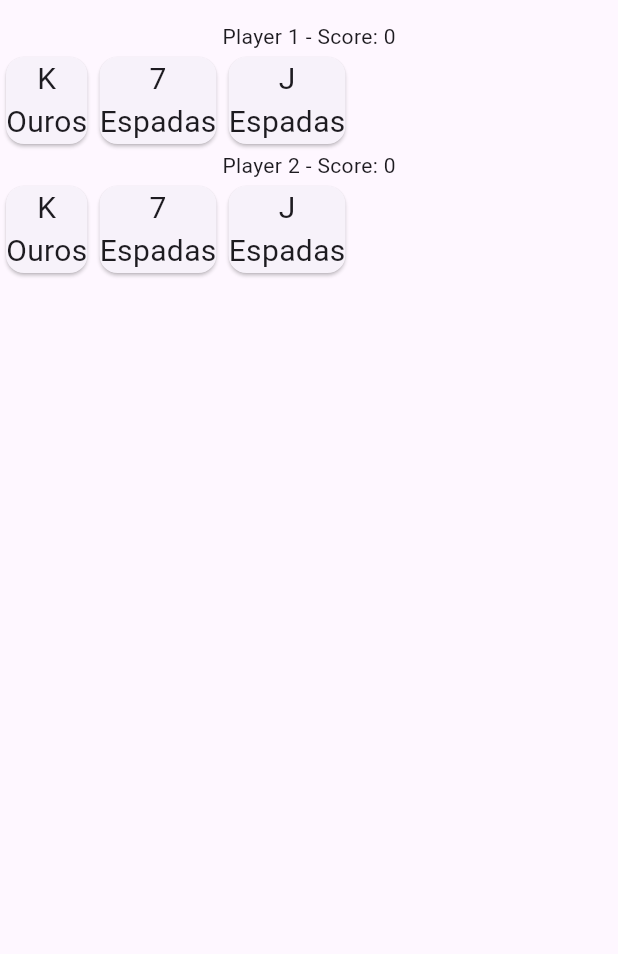
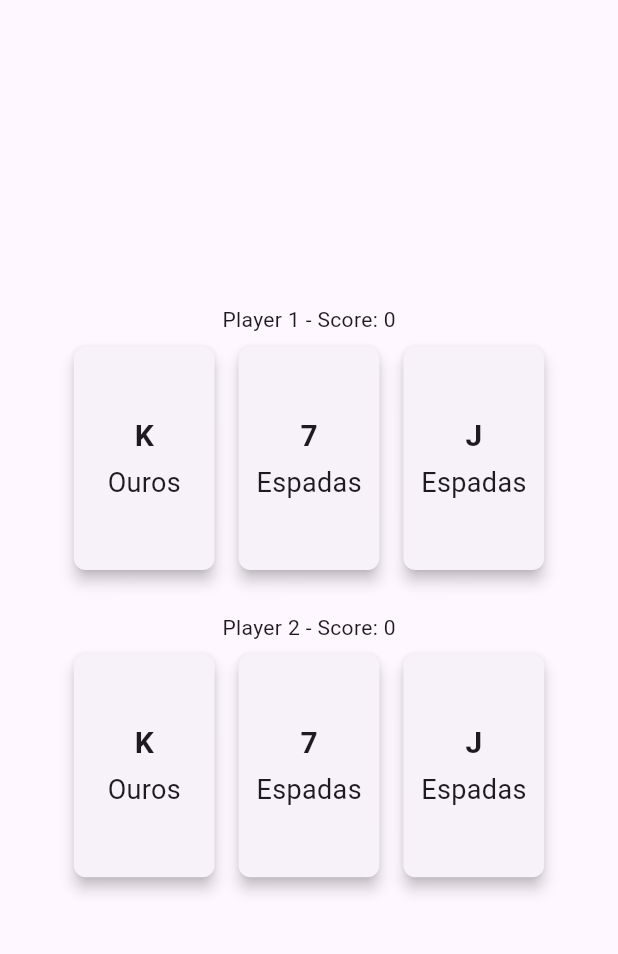
Before and after one commit to E-truco/fluttertest, a Flutter app: the GameScreen screen opened directly, on a phone screen of 412 x 824 dp, the part 63-1017 px from its top. Run offline on Flutter 3.47's test engine with Material 3 defaults, Android fonts, the phone set to English and light mode, and no system bars; our stand-ins replace audioplayers, go_router, shared_preferences; accounts and stored records are empty; statements that could not run were skipped.

Commit message:
UI changes

```diff
--- a/trucoapp/lib/screens/game_screen.dart
+++ b/trucoapp/lib/screens/game_screen.dart
@@ -28,14 +28,19 @@ class _GameScreenState extends State<GameScreen> {
 
   @override
   Widget build(BuildContext context) {
+    double cardHeight = MediaQuery.of(context).size.height / 5;
+    double cardWidth = cardHeight / 1.5;
+
     return Scaffold(
       appBar: AppBar(
         title: Text('Truco Paulista'),
       ),
       body: Column(
+        mainAxisAlignment: MainAxisAlignment.center,
         children: <Widget>[
           Text('${gameState.player1.name} - Score: ${gameState.player1.score}'),
           Row(
+            mainAxisAlignment: MainAxisAlignment.center,
             children: gameState.player1.hand
                 .map((card) => GestureDetector(
                       onTap: () {
@@ -43,12 +48,18 @@ class _GameScreenState extends State<GameScreen> {
                           playCard(gameState.player1.hand.indexOf(card));
                         }
                       },
-                      child: CardWidget(card: card),
+                      child: SizedBox(
+                        height: cardHeight,
+                        width: cardWidth,
+                        child: CardWidget(card: card),
+                      ),
                     ))
                 .toList(),
           ),
+          SizedBox(height: 20),
           Text('${gameState.player2.name} - Score: ${gameState.player2.score}'),
           Row(
+            mainAxisAlignment: MainAxisAlignment.center,
             children: gameState.player2.hand
                 .map((card) => GestureDetector(
                       onTap: () {
@@ -56,7 +67,11 @@ class _GameScreenState extends State<GameScreen> {
                           playCard(gameState.player2.hand.indexOf(card));
                         }
                       },
-                      child: CardWidget(card: card),
+                      child: SizedBox(
+                        height: cardHeight,
+                        width: cardWidth,
+                        child: CardWidget(card: card),
+                      ),
                     ))
                 .toList(),
           ),
--- a/trucoapp/lib/widgets/card_widget.dart
+++ b/trucoapp/lib/widgets/card_widget.dart
@@ -1,20 +1,49 @@
 import 'package:flutter/material.dart';
 import '../models/card.dart' as game;
 
-class CardWidget extends StatelessWidget {
+class CardWidget extends StatefulWidget {
   final game.Card card;
 
   CardWidget({required this.card});
 
   @override
+  _CardWidgetState createState() => _CardWidgetState();
+}
+
+class _CardWidgetState extends State<CardWidget> with SingleTickerProviderStateMixin {
+  bool _isSelected = false;
+
+  @override
   Widget build(BuildContext context) {
-    return Card(
-      child: Column(
-        mainAxisSize: MainAxisSize.min,
-        children: <Widget>[
-          Text(card.rank, style: TextStyle(fontSize: 20)),
-          Text(card.suit, style: TextStyle(fontSize: 20)),
-        ],
+    return GestureDetector(
+      onTap: () {
+        setState(() {
+          _isSelected = !_isSelected;
+        });
+      },
+      child: AnimatedContainer(
+        duration: Duration(milliseconds: 300),
+        margin: EdgeInsets.all(4.0),
+        transform: _isSelected ? Matrix4.translationValues(0, -10, 0) : Matrix4.identity(),
+        child: Card(
+          elevation: 4.0,
+          shape: RoundedRectangleBorder(
+            borderRadius: BorderRadius.circular(8.0),
+          ),
+          child: Container(
+            width: 60,
+            height: 90,
+            alignment: Alignment.center,
+            child: Column(
+              mainAxisSize: MainAxisSize.min,
+              children: <Widget>[
+                Text(widget.card.rank, style: TextStyle(fontSize: 20, fontWeight: FontWeight.bold)),
+                SizedBox(height: 4),
+                Text(widget.card.suit, style: TextStyle(fontSize: 18)),
+              ],
+            ),
+          ),
+        ),
       ),
     );
   }
--- a/trucoapp/pubspec.yaml
+++ b/trucoapp/pubspec.yaml
@@ -9,11 +9,13 @@ environment:
 dependencies:
   flutter:
     sdk: flutter
+  audioplayers: ^0.20.1
 
 dev_dependencies:
   flutter_test:
     sdk: flutter
   flutter_lints: ^3.0.0
 
+
 flutter:
   uses-material-design: true
```
Also changed, not shown: trucoapp/pubspec.lock.
